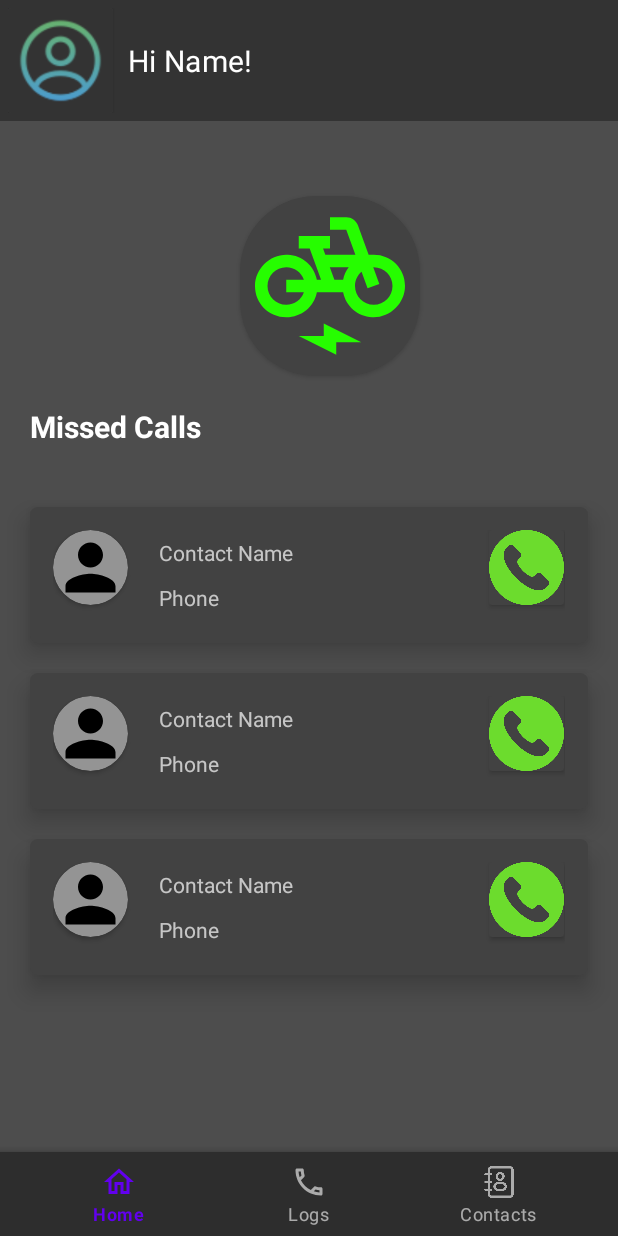
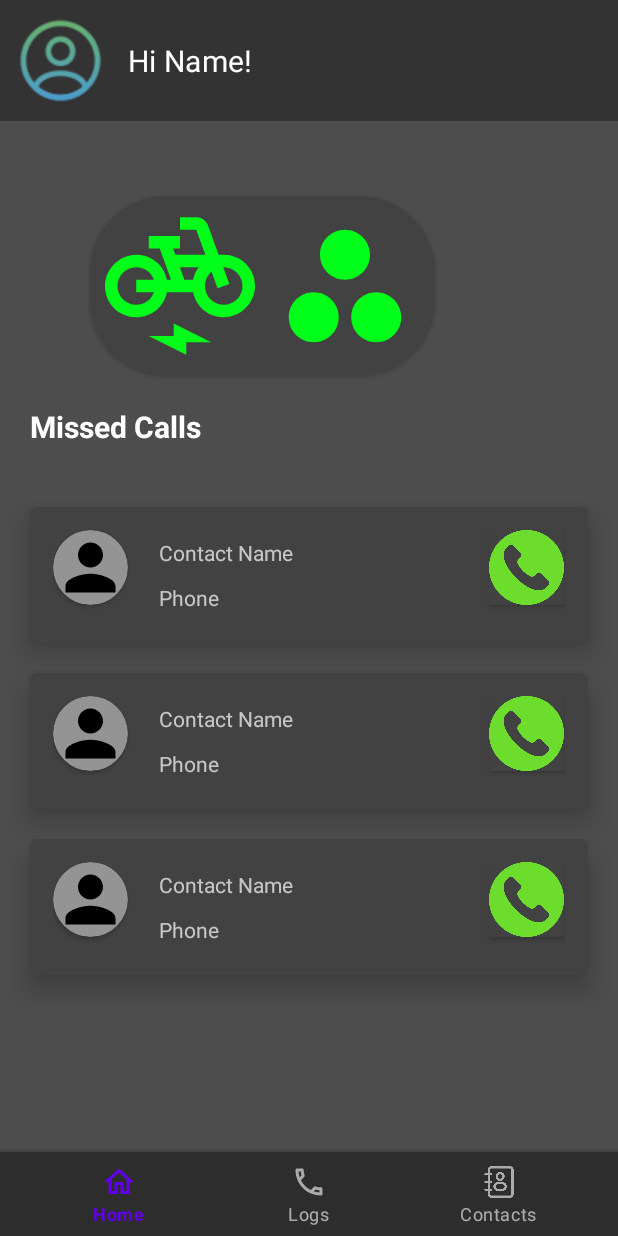
Before and after one commit to Mohana-Kulkarni/VehicleSafe, an Android app: the layout activity_home_page.xml on its own in the app's theme, with its tools: preview values and no code run, on a phone screen of 412 x 824 dp. Run offline under Robolectric (Android 15) with nearby library versions, the phone set to English and light mode, and no system bars.

```diff
--- a/app/src/main/res/drawable/baseline_electric_bike_24.xml
+++ b/app/src/main/res/drawable/baseline_electric_bike_24.xml
@@ -1,4 +1,4 @@
-<vector android:height="24dp" android:tint="#26FD00"
+<vector android:height="24dp" android:tint="#02FF1A"
     android:viewportHeight="24" android:viewportWidth="24"
     android:width="24dp" xmlns:android="http://schemas.android.com/apk/res/android">
     <path android:fillColor="@android:color/white" android:pathData="M19,7h-0.82l-1.7,-4.68C16.19,1.53 15.44,1 14.6,1H12v2h2.6l1.46,4h-4.81l-0.36,-1H12V4H7v2h1.75l1.82,5H9.9C9.46,8.77 7.59,7.12 5.25,7.01C2.45,6.87 0,9.2 0,12c0,2.8 2.2,5 5,5c2.46,0 4.45,-1.69 4.9,-4h4.2c0.44,2.23 2.31,3.88 4.65,3.99c2.8,0.13 5.25,-2.19 5.25,-5C24,9.2 21.8,7 19,7zM7.82,13c-0.4,1.17 -1.49,2 -2.82,2c-1.68,0 -3,-1.32 -3,-3s1.32,-3 3,-3c1.33,0 2.42,0.83 2.82,2H5v2H7.82zM14.1,11h-1.4l-0.73,-2H15C14.56,9.58 14.24,10.25 14.1,11zM19,15c-1.68,0 -3,-1.32 -3,-3c0,-0.93 0.41,-1.73 1.05,-2.28l0.96,2.64l1.88,-0.68l-0.97,-2.67C18.94,9.01 18.97,9 19,9c1.68,0 3,1.32 3,3S20.68,15 19,15z"/>
--- /dev/null
+++ b/app/src/main/res/drawable/baseline_spoke_24.xml
@@ -0,0 +1,5 @@
+<vector android:height="100dp" android:tint="#02FF1A"
+    android:viewportHeight="24" android:viewportWidth="24"
+    android:width="100dp" xmlns:android="http://schemas.android.com/apk/res/android">
+    <path android:fillColor="@android:color/white" android:pathData="M16,7c0,2.21 -1.79,4 -4,4S8,9.21 8,7s1.79,-4 4,-4S16,4.79 16,7zM7,13c-2.21,0 -4,1.79 -4,4s1.79,4 4,4s4,-1.79 4,-4S9.21,13 7,13zM17,13c-2.21,0 -4,1.79 -4,4s1.79,4 4,4s4,-1.79 4,-4S19.21,13 17,13z"/>
+</vector>
--- a/app/src/main/res/layout/activity_home_page.xml
+++ b/app/src/main/res/layout/activity_home_page.xml
@@ -50,16 +50,30 @@
         app:cardCornerRadius="50dp"
         app:contentPadding="10dp"
         android:layout_marginTop="50dp"
-        android:layout_marginHorizontal="160dp"
-        android:layout_width="120dp"
+        android:layout_marginHorizontal="60dp"
+        android:layout_width="230dp"
         android:layout_height="120dp">
 
-        <ImageView
+        <ImageButton
             android:layout_width="100dp"
             android:layout_height="100dp"
-            android:src="@drawable/baseline_electric_bike_24">
+            android:clickable="true"
+            android:id="@+id/electricBikeButton"
+            android:contentDescription="Electric Bike Button"
+            android:background="@drawable/baseline_electric_bike_24">
 
-        </ImageView>
+        </ImageButton>
+        <ImageButton
+            android:layout_width="100dp"
+            android:layout_height="100dp"
+            android:layout_marginLeft="110dp"
+            android:clickable="true"
+            android:id="@+id/permission"
+            android:contentDescription="Electric Bike Button"
+            android:background="@drawable/baseline_spoke_24">
+
+        </ImageButton>
+
     </androidx.cardview.widget.CardView>
 
     <LinearLayout
```
Also changed, not shown: app/src/main/AndroidManifest.xml (+8 -0 lines), app/src/main/java/com/example/vehiclesafe/Activity_HomePage.java (+65 -1 lines).
